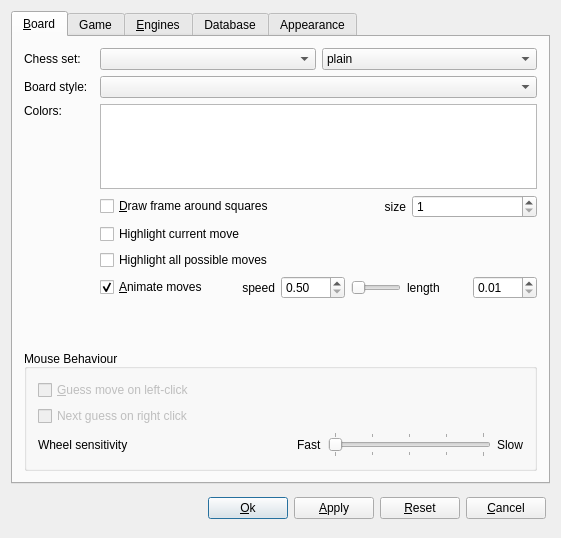
Old version of the form src/gui/preferences.ui in the repository franzm/shatrabase.
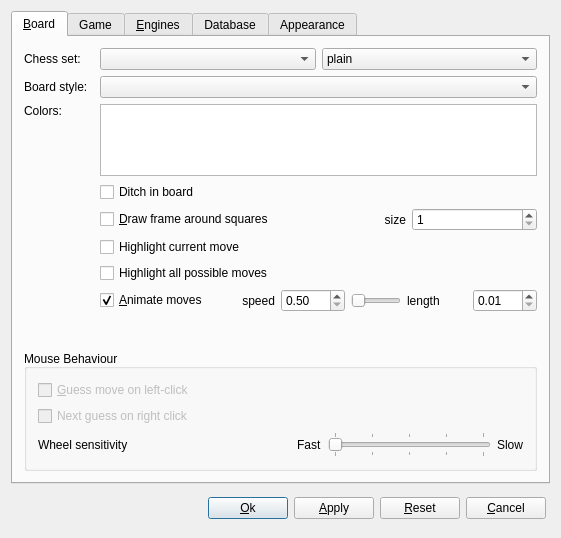
New version of the form. Custom widgets are drawn as their Qt base class.

The edit to the form file:
```diff
--- a/src/gui/preferences.ui
+++ b/src/gui/preferences.ui
@@ -392,6 +392,13 @@
          </property>
         </widget>
        </item>
+       <item row="3" column="2">
+        <widget class="QCheckBox" name="boardMoatCheck">
+         <property name="text">
+          <string>Ditch in board</string>
+         </property>
+        </widget>
+       </item>
       </layout>
      </widget>
      <widget class="QWidget" name="tabAutoplay">
```
